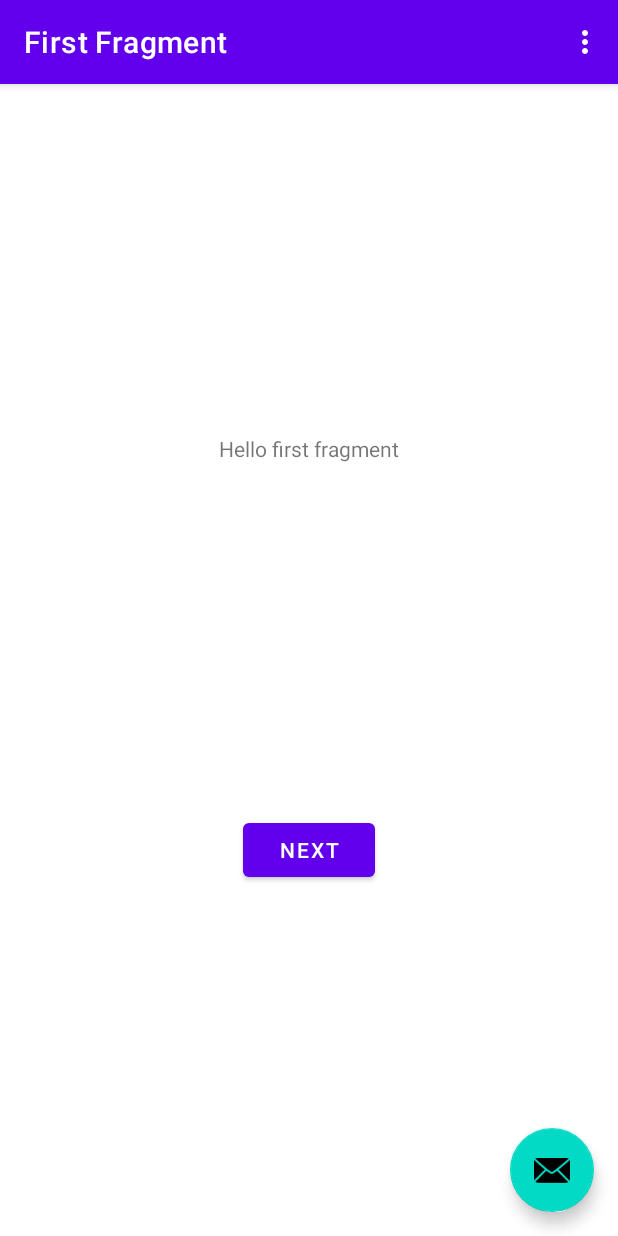
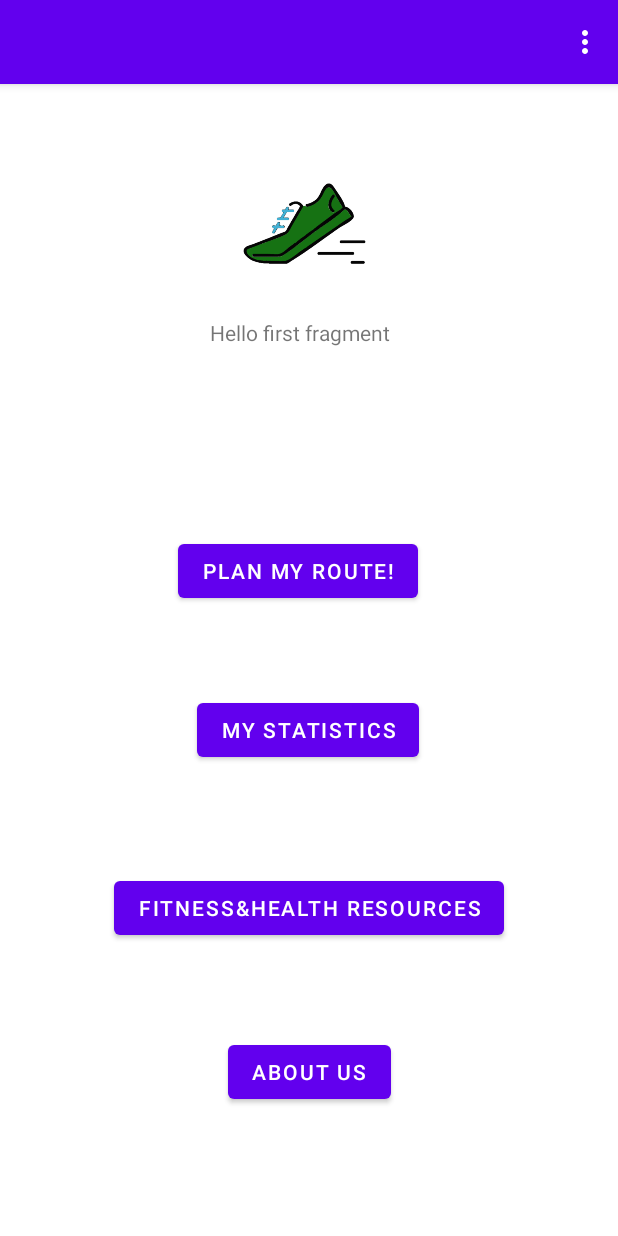
Before and after one commit to zihao-xu2096/MapMyJog, an Android app: the screen it shows after launch (MainActivity), on a phone screen of 412 x 824 dp. Run offline under Robolectric (Android 15) with nearby library versions, the phone set to English and light mode, and no system bars; our stand-ins replace navigation-ui.

Commit message:
feat(menu): Added a homepage

```diff
--- a/app/src/main/AndroidManifest.xml
+++ b/app/src/main/AndroidManifest.xml
@@ -12,6 +12,7 @@
         <activity
                 android:name=".MainActivity"
                 android:label="@string/app_name"
+                android:exported="true"
                 android:theme="@style/Theme.MapMyJogOfficial.NoActionBar">
             <intent-filter>
                 <action android:name="android.intent.action.MAIN"/>
--- a/app/src/main/java/com/example/mapmyjogofficial/FirstFragment.java
+++ b/app/src/main/java/com/example/mapmyjogofficial/FirstFragment.java
@@ -13,7 +13,6 @@ import com.example.mapmyjogofficial.databinding.FragmentFirstBinding;
 public class FirstFragment extends Fragment {
 
     private FragmentFirstBinding binding;
-
     @Override
     public View onCreateView(
             LayoutInflater inflater, ViewGroup container,
--- a/app/src/main/java/com/example/mapmyjogofficial/MainActivity.java
+++ b/app/src/main/java/com/example/mapmyjogofficial/MainActivity.java
@@ -31,14 +31,7 @@ public class MainActivity extends AppCompatActivity {
         appBarConfiguration = new AppBarConfiguration.Builder(navController.getGraph()).build();
         NavigationUI.setupActionBarWithNavController(this, navController, appBarConfiguration);
 
-        binding.fab.setOnClickListener(new View.OnClickListener() {
-            @Override
-            public void onClick(View view) {
-                Snackbar.make(view, "Replace with your own action", Snackbar.LENGTH_LONG)
-                        .setAction("Action", null).show();
-            }
-        });
-    }
+        }
 
     @Override
     public boolean onCreateOptionsMenu(Menu menu) {
@@ -50,7 +43,7 @@ public class MainActivity extends AppCompatActivity {
     @Override
     public boolean onOptionsItemSelected(MenuItem item) {
         // Handle action bar item clicks here. The action bar will
-        // automatically handle clicks on the Home/Up button, so long
+        // automatically handle clicks on the Home/Up button_route, so long
         // as you specify a parent activity in AndroidManifest.xml.
         int id = item.getItemId();
 
--- a/app/src/main/res/layout/activity_main.xml
+++ b/app/src/main/res/layout/activity_main.xml
@@ -21,14 +21,7 @@
 
     </com.google.android.material.appbar.AppBarLayout>
 
-    <include layout="@layout/content_main"/>
-
-    <com.google.android.material.floatingactionbutton.FloatingActionButton
-            android:id="@+id/fab"
-            android:layout_width="wrap_content"
-            android:layout_height="wrap_content"
-            android:layout_gravity="bottom|end"
-            android:layout_margin="@dimen/fab_margin"
-            app:srcCompat="@android:drawable/ic_dialog_email"/>
+    <include layout="@layout/content_main" app:layout_anchorGravity="center" android:id="@+id/include"
+             app:layout_anchor="@+id/include"/>
 
 </androidx.coordinatorlayout.widget.CoordinatorLayout>
--- a/app/src/main/res/layout/content_main.xml
+++ b/app/src/main/res/layout/content_main.xml
@@ -2,7 +2,7 @@
 <androidx.constraintlayout.widget.ConstraintLayout
         xmlns:android="http://schemas.android.com/apk/res/android"
         xmlns:app="http://schemas.android.com/apk/res-auto"
-        android:layout_width="match_parent"
+        xmlns:tools="http://schemas.android.com/tools" android:layout_width="match_parent"
         android:layout_height="match_parent"
         app:layout_behavior="@string/appbar_scrolling_view_behavior">
 
--- a/app/src/main/res/layout/fragment_first.xml
+++ b/app/src/main/res/layout/fragment_first.xml
@@ -16,16 +16,60 @@
             app:layout_constraintStart_toStartOf="parent"
             app:layout_constraintEnd_toEndOf="parent"
             app:layout_constraintBottom_toTopOf="@id/button_first"
+            app:layout_constraintHorizontal_bias="0.48" app:layout_constraintVertical_bias="0.309"
+            tools:text="@string/text_mapmyrun"/>
+    <Button
+            android:id="@+id/button_info"
+            android:text="@string/button_info"
+            android:layout_width="wrap_content"
+            android:layout_height="wrap_content"
+            app:layout_constraintTop_toBottomOf="@+id/button_first"
+            app:layout_constraintStart_toStartOf="parent"
+            app:layout_constraintEnd_toEndOf="parent"
+            app:layout_constraintBottom_toBottomOf="parent"
+            android:layout_marginTop="48dp" app:layout_constraintVertical_bias="0.141"/>
+    <Button
+            android:id="@+id/button_stats"
+            android:text="@string/button_statistics"
+            android:layout_width="wrap_content"
+            android:layout_height="wrap_content"
+            app:layout_constraintTop_toBottomOf="@id/button_route"
+            app:layout_constraintStart_toStartOf="parent"
+            app:layout_constraintEnd_toEndOf="parent"
+            app:layout_constraintBottom_toBottomOf="parent"
+            android:layout_marginTop="56dp" app:layout_constraintHorizontal_bias="0.498"
+            app:layout_constraintVertical_bias="0.006"/>
+    <Button
+            android:id="@+id/button_route"
+            android:text="@string/button_route"
+            android:layout_width="wrap_content"
+            android:layout_height="wrap_content"
+            app:layout_constraintTop_toBottomOf="@+id/textview_first"
+            app:layout_constraintStart_toStartOf="parent"
+            app:layout_constraintEnd_toEndOf="parent"
+            app:layout_constraintBottom_toBottomOf="parent"
+            android:layout_marginTop="20dp"
+            app:layout_constraintVertical_bias="0.19999999" app:layout_constraintHorizontal_bias="0.47"
     />
-
     <Button
             android:id="@+id/button_first"
             android:layout_width="wrap_content"
             android:layout_height="wrap_content"
-            android:text="@string/next"
-            app:layout_constraintTop_toBottomOf="@id/textview_first"
+            android:text="@string/button_fitness"
+            app:layout_constraintTop_toBottomOf="@id/button_stats"
             app:layout_constraintStart_toStartOf="parent"
             app:layout_constraintEnd_toEndOf="parent"
             app:layout_constraintBottom_toBottomOf="parent"
-    />
+            app:layout_constraintVertical_bias="0.266"/>
+    <ImageView
+            android:src="@drawable/mapmyjoglogo"
+            android:layout_width="100dp"
+            android:layout_height="100dp"
+            android:scaleType="fitXY"
+            app:layout_constraintBottom_toTopOf="@id/textview_first"
+            app:layout_constraintStart_toStartOf="parent"
+            app:layout_constraintEnd_toEndOf="parent"
+            android:id="@+id/image_mapmyjog"
+            android:layout_marginBottom="8dp" app:layout_constraintHorizontal_bias="0.498"/>
+
 </androidx.constraintlayout.widget.ConstraintLayout>
--- a/app/src/main/res/values/strings.xml
+++ b/app/src/main/res/values/strings.xml
@@ -2,11 +2,16 @@
     <string name="app_name">MapMyJogOfficial</string>
     <string name="action_settings">Settings</string>
     <!-- Strings used for fragments for navigation -->
-    <string name="first_fragment_label">First Fragment</string>
-    <string name="second_fragment_label">Second Fragment</string>
+    <string name="first_fragment_label"> </string>
+    <string name="second_fragment_label"> </string>
     <string name="next">Next</string>
     <string name="previous">Previous</string>
 
     <string name="hello_first_fragment">Hello first fragment</string>
     <string name="hello_second_fragment">Hello second fragment. Arg: %1$s</string>
+    <string name="button_statistics">My Statistics</string>
+    <string name="button_route">Plan My Route!</string>
+    <string name="button_info">About Us</string>
+    <string name="button_fitness"><![CDATA[Fitness&Health Resources]]></string>
+    <string name="text_mapmyrun">MapMyRun</string>
 </resources>
```
Also changed, not shown: app/src/main/java/com/example/mapmyjogofficial/SecondFragment.java (deleted, +0 -46 lines), app/src/main/res/layout/fragment_second.xml (deleted, +0 -30 lines), app/src/main/res/drawable/mapmyjoglogo.png (added).
